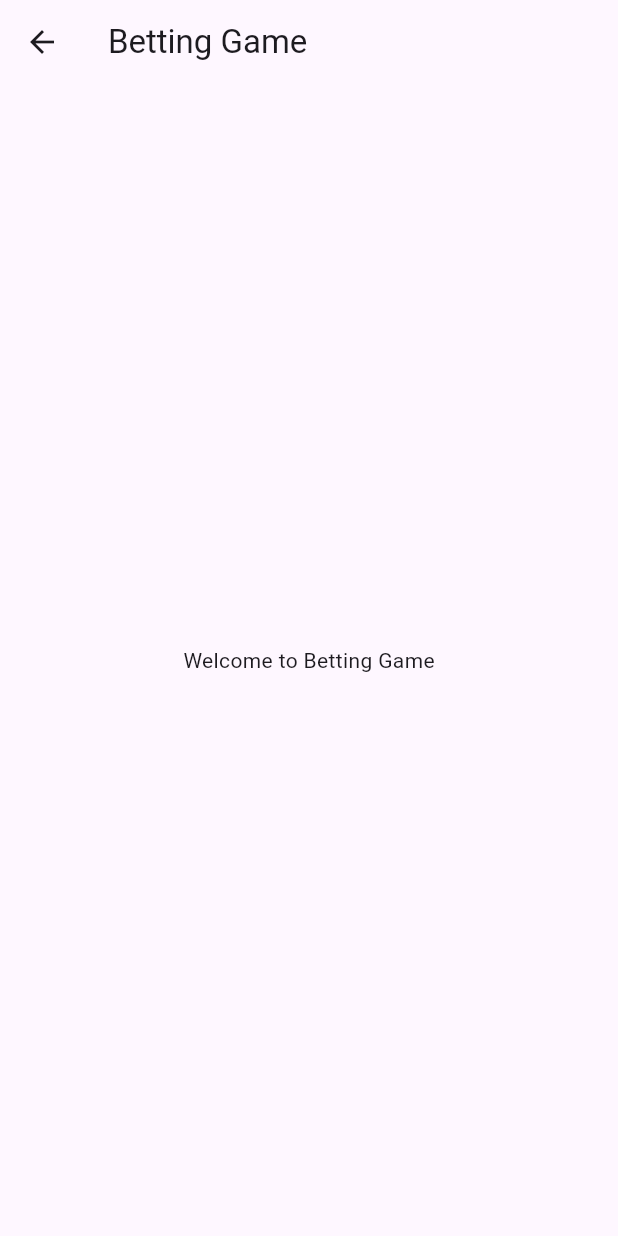
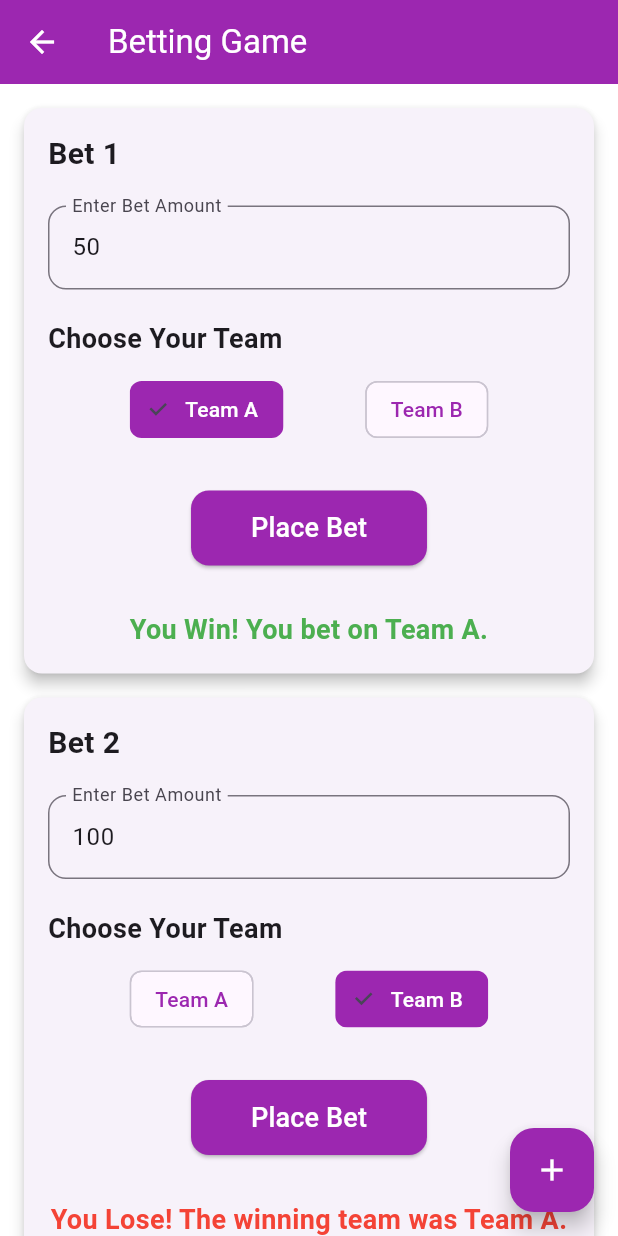
Before and after one commit to sahebbali/Color-Predection-Game-Flutter, a Flutter app: the BettingGamePage screen opened directly, on a phone screen of 412 x 824 dp. Run offline on Flutter 3.47's test engine with Material 3 defaults, Android fonts, the phone set to English and light mode, and no system bars; our stand-ins replace carousel_slider, flutter_native_splash, get, iconsax; network calls fail.

Commit message:
add beting page screen

```diff
--- /dev/null
+++ b/lib/screens/Home/controllers/betting_game_controller.dart
@@ -0,0 +1,70 @@
+import 'dart:math';
+import 'package:flutter/material.dart';
+import 'package:get/get.dart';
+import '../models/bet_model.dart'; // Import the Bet model
+
+class BettingGameController extends GetxController {
+  final bets = <Bet>[].obs;
+  int _nextBetId = 1;
+
+  @override
+  void onInit() {
+    super.onInit();
+    // Load dummy data when the controller is initialized
+    _loadDummyData();
+  }
+
+  void _loadDummyData() {
+    // Create a few Bet objects with pre-filled data
+    final bet1 = Bet(id: _nextBetId++);
+    bet1.betAmount.value = 50.0;
+    bet1.selectedTeam.value = 'Team A';
+    bet1.resultMessage.value = 'You Win! You bet on Team A.';
+
+    final bet2 = Bet(id: _nextBetId++);
+    bet2.betAmount.value = 100.0;
+    bet2.selectedTeam.value = 'Team B';
+    bet2.resultMessage.value = 'You Lose! The winning team was Team A.';
+
+    final bet3 = Bet(id: _nextBetId++);
+    // This one is left empty for the user to fill out
+
+    // Add the dummy bets to the list
+    bets.addAll([bet1, bet2, bet3]);
+  }
+
+  void addBet() {
+    bets.add(Bet(id: _nextBetId++));
+  }
+
+  void setBetAmount(int index, String amount) {
+    if (double.tryParse(amount) != null) {
+      bets[index].betAmount.value = double.parse(amount);
+    }
+  }
+
+  void selectTeam(int index, String team) {
+    bets[index].selectedTeam.value = team;
+  }
+
+  void placeBet(int index) {
+    final bet = bets[index];
+    if (bet.betAmount.value <= 0) {
+      bet.resultMessage.value = "Please enter a valid bet amount.";
+      return;
+    }
+
+    if (bet.selectedTeam.value.isEmpty) {
+      bet.resultMessage.value = "Please select a team.";
+      return;
+    }
+
+    final winningTeam = Random().nextBool() ? "Team A" : "Team B";
+
+    if (bet.selectedTeam.value == winningTeam) {
+      bet.resultMessage.value = "You Win! You bet on $winningTeam.";
+    } else {
+      bet.resultMessage.value = "You Lose! The winning team was $winningTeam.";
+    }
+  }
+}
--- a/lib/screens/Home/controllers/home_controller.dart
+++ b/lib/screens/Home/controllers/home_controller.dart
@@ -1,4 +1,4 @@
-import 'package:flutter/material.dart';
+// import 'package:flutter/material.dart';
 import 'package:get/get.dart';
 // import 'package:carousel_slider/carousel_slider.dart' as cs;
 class HomeController extends GetxController {
--- /dev/null
+++ b/lib/screens/Home/models/bet_model.dart
@@ -0,0 +1,10 @@
+import 'package:get/get.dart';
+
+class Bet {
+  final int id;
+  final RxDouble betAmount = 0.0.obs;
+  final RxString selectedTeam = ''.obs;
+  final RxString resultMessage = ''.obs;
+
+  Bet({required this.id});
+}
--- a/lib/screens/Home/pages/betting_game_page.dart
+++ b/lib/screens/Home/pages/betting_game_page.dart
@@ -1,13 +1,159 @@
 import 'package:flutter/material.dart';
+import 'package:get/get.dart';
+import '../controllers/betting_game_controller.dart';
 
 class BettingGamePage extends StatelessWidget {
   const BettingGamePage({super.key});
 
   @override
   Widget build(BuildContext context) {
+    final controller = Get.put(BettingGameController());
+
     return Scaffold(
-      appBar: AppBar(title: Text("Betting Game")),
-      body: Center(child: Text("Welcome to Betting Game")),
+      backgroundColor: Colors.white,
+      appBar: AppBar(
+        title: const Text("Betting Game"),
+        backgroundColor: Colors.purple,
+        foregroundColor: Colors.white,
+      ),
+      body: Obx(
+        () => ListView.builder(
+          padding: const EdgeInsets.all(16),
+          itemCount: controller.bets.length,
+          itemBuilder: (context, index) {
+            final bet = controller.bets[index];
+            // Create a TextEditingController to show the initial value
+            final textEditingController = TextEditingController(
+              text: bet.betAmount.value > 0
+                  ? bet.betAmount.value.toStringAsFixed(0)
+                  : '',
+            );
+
+            return Card(
+              margin: const EdgeInsets.only(bottom: 16),
+              elevation: 4,
+              shape: RoundedRectangleBorder(
+                borderRadius: BorderRadius.circular(12),
+              ),
+              child: Padding(
+                padding: const EdgeInsets.all(16.0),
+                child: Column(
+                  crossAxisAlignment: CrossAxisAlignment.start,
+                  children: [
+                    Text(
+                      "Bet ${bet.id}",
+                      style: const TextStyle(
+                          fontSize: 20, fontWeight: FontWeight.bold),
+                    ),
+                    const SizedBox(height: 20),
+                    // Bet Amount Field
+                    TextField(
+                      controller: textEditingController, // Use the controller
+                      keyboardType: TextInputType.number,
+                      decoration: InputDecoration(
+                        labelText: "Enter Bet Amount",
+                        border: OutlineInputBorder(
+                          borderRadius: BorderRadius.circular(12),
+                        ),
+                      ),
+                      onChanged: (value) =>
+                          controller.setBetAmount(index, value),
+                    ),
+
+                    const SizedBox(height: 20),
+
+                    // Team Selection
+                    const Text(
+                      "Choose Your Team",
+                      style:
+                          TextStyle(fontSize: 18, fontWeight: FontWeight.bold),
+                    ),
+
+                    const SizedBox(height: 10),
+
+                    Obx(
+                      () => Row(
+                        mainAxisAlignment: MainAxisAlignment.spaceEvenly,
+                        children: [
+                          ChoiceChip(
+                            label: const Text("Team A"),
+                            selected: bet.selectedTeam.value == "Team A",
+                            selectedColor: Colors.purple,
+                            onSelected: (_) =>
+                                controller.selectTeam(index, "Team A"),
+                            labelStyle: TextStyle(
+                              color: bet.selectedTeam.value == "Team A"
+                                  ? Colors.white
+                                  : Colors.purple,
+                            ),
+                          ),
+                          ChoiceChip(
+                            label: const Text("Team B"),
+                            selected: bet.selectedTeam.value == "Team B",
+                            selectedColor: Colors.purple,
+                            onSelected: (_) =>
+                                controller.selectTeam(index, "Team B"),
+                            labelStyle: TextStyle(
+                              color: bet.selectedTeam.value == "Team B"
+                                  ? Colors.white
+                                  : Colors.purple,
+                            ),
+                          ),
+                        ],
+                      ),
+                    ),
+
+                    const SizedBox(height: 30),
+
+                    // Place Bet Button
+                    Center(
+                      child: ElevatedButton(
+                        onPressed: () => controller.placeBet(index),
+                        style: ElevatedButton.styleFrom(
+                          backgroundColor: Colors.purple,
+                          padding: const EdgeInsets.symmetric(
+                              horizontal: 40, vertical: 12),
+                          shape: RoundedRectangleBorder(
+                            borderRadius: BorderRadius.circular(12),
+                          ),
+                        ),
+                        child: const Text(
+                          "Place Bet",
+                          style: TextStyle(color: Colors.white, fontSize: 18),
+                        ),
+                      ),
+                    ),
+
+                    const SizedBox(height: 30),
+
+                    // Result Message
+                    Center(
+                      child: Obx(
+                        () => Text(
+                          bet.resultMessage.value,
+                          textAlign: TextAlign.center,
+                          style: TextStyle(
+                            fontSize: 18,
+                            fontWeight: FontWeight.bold,
+                            color: bet.resultMessage.value.contains("Win")
+                                ? Colors.green
+                                : Colors.red,
+                          ),
+                        ),
+                      ),
+                    ),
+                  ],
+                ),
+              ),
+            );
+          },
+        ),
+      ),
+      floatingActionButton: FloatingActionButton(
+        onPressed: controller.addBet,
+        backgroundColor: Colors.purple,
+        child: const Icon(Icons.add, color: Colors.white),
+      ),
     );
   }
 }
```
